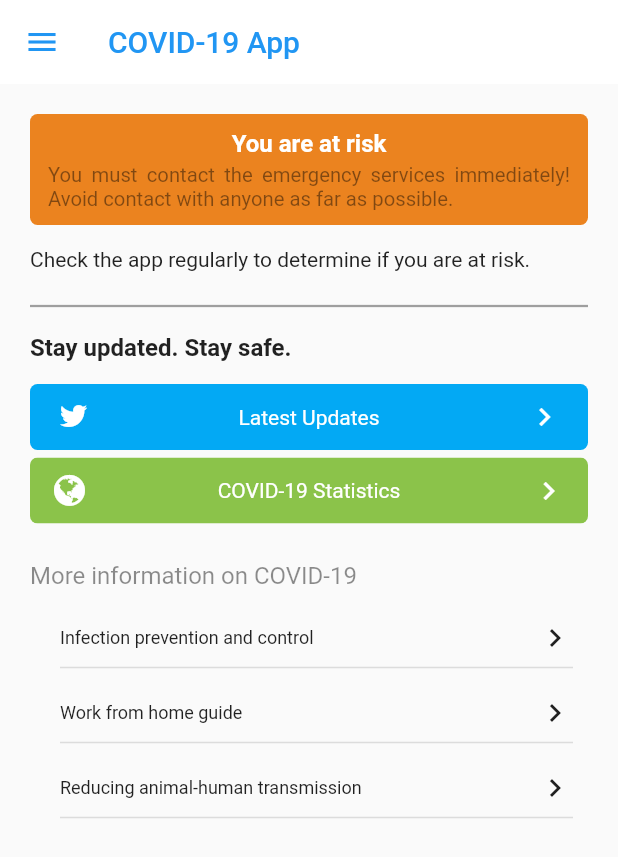
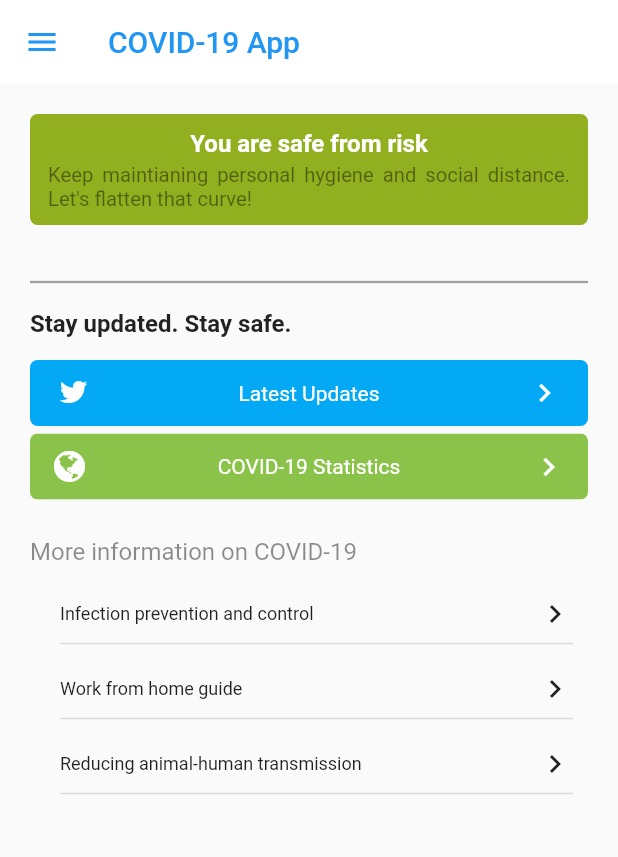
Before and after one commit to gsunit/COVID-19-App, a Flutter app: the MyHomePage screen opened directly, on a phone screen of 412 x 824 dp. Shown: the top 857 px of the screen. Run offline on Flutter 3.47's test engine with Material 2 defaults, Android fonts, the phone set to English and light mode, and no system bars; our stand-ins replace cloud_firestore, fancy_bottom_navigation, flutter_easyrefresh, flutter_local_notifications, flutter_staggered_animations, geolocator and 2 more; missing offline and left inert: flutter_geofence, rect_getter, upi_india; accounts and stored records are empty; project files that could hold a hidden picture were left out.

Commit message:
minor changes

```diff
--- a/app/lib/covid_visualizer/covid_visualizer_page.dart
+++ b/app/lib/covid_visualizer/covid_visualizer_page.dart
@@ -1,10 +1,7 @@
 import 'package:covid_19_app/feed/govt_updates_page.dart';
 import 'package:covid_19_app/feed/news_feed_page.dart';
 import 'package:covid_19_app/feed/tweets_feed_page.dart';
-import 'package:covid_19_app/feed/video_feed_page.dart';
 import 'package:covid_19_app/fonts/globe_icon.dart';
-import 'package:covid_19_app/fonts/india_icon.dart';
-import 'package:covid_19_app/fonts/twitter_icon.dart';
 import 'package:covid_19_app/webview_page.dart';
 import 'package:flutter/material.dart';
 import 'package:fancy_bottom_navigation/fancy_bottom_navigation.dart';
--- a/app/lib/home/home_page.dart
+++ b/app/lib/home/home_page.dart
@@ -84,7 +84,7 @@ class _MyHomePageState extends State<MyHomePage> {
             children: <Widget>[
               UserStatusWidget(user: widget.user,),
               SizedBox(height: 15.0),
-              Text("Check the app regularly to determine if you are at risk.", style: TextStyle(),),
+              // Text("Check the app regularly to determine if you are at risk.", style: TextStyle(),),
               SizedBox(height: 15.0,),
               Divider(
                 color: Colors.grey,
--- a/app/lib/login_page.dart
+++ b/app/lib/login_page.dart
@@ -29,7 +29,7 @@ class _LoginPageState extends State<LoginPage> {
                     email: "test@test.com",
                     name: "test test",
                     photo: "",
-                    status: "unsafe",
+                    status: "safe",
                     uid: ""
                   ),
                 )));
--- a/app/lib/models/user_model.dart
+++ b/app/lib/models/user_model.dart
@@ -1,4 +1,3 @@
-import 'package:cloud_firestore/cloud_firestore.dart';
 import 'package:flutter/widgets.dart';
 
 class UserModel {
```
